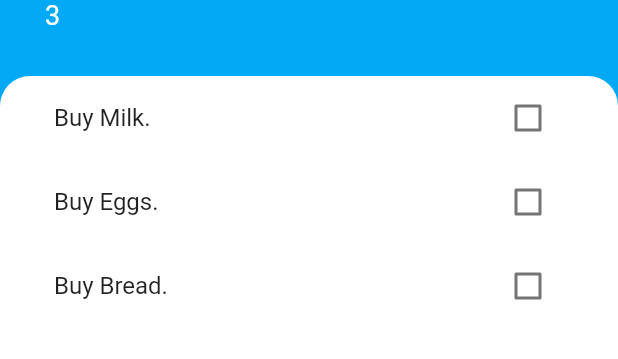
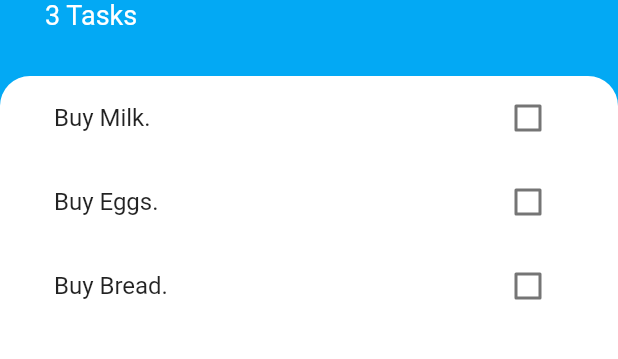
Before and after one commit to sklearn21/Todoey, a Flutter app: the screen it shows after launch, on a phone screen of 412 x 824 dp, the part 284-643 px from its top. Run offline on Flutter 3.47's test engine with Material 2 defaults, Android fonts, the phone set to English and light mode, and no system bars.

Commit message:
Added provider to read task.

```diff
--- a/lib/main.dart
+++ b/lib/main.dart
@@ -1,4 +1,6 @@
 import 'package:flutter/material.dart';
+import 'package:provider/provider.dart';
+import 'package:todoey/models/task_data.dart';
 import 'package:todoey/screens/tasks_screen.dart';
 
 void main() => runApp(MyApp());
@@ -6,8 +8,11 @@ void main() => runApp(MyApp());
 class MyApp extends StatelessWidget {
   @override
   Widget build(BuildContext context) {
-    return MaterialApp(
-      home: TasksScreen(),
+    return ChangeNotifierProvider(
+      builder: (context) => TaskData(),
+      child: MaterialApp(
+        home: TasksScreen(),
+      ),
     );
   }
 }
--- /dev/null
+++ b/lib/models/task_data.dart
@@ -0,0 +1,14 @@
+import 'package:flutter/cupertino.dart';
+import 'package:todoey/models/task.dart';
+
+class TaskData extends ChangeNotifier {
+  List<Task> tasks = [
+    Task(name: 'Buy Milk.'),
+    Task(name: 'Buy Eggs.'),
+    Task(name: 'Buy Bread.'),
+  ];
+
+  int get taskCount {
+    return tasks.length;
+  }
+}
--- a/lib/screens/tasks_screen.dart
+++ b/lib/screens/tasks_screen.dart
@@ -1,20 +1,10 @@
 import 'package:flutter/material.dart';
 import 'package:todoey/widgets/tasks_list.dart';
 import 'package:todoey/screens/add_task_screen.dart';
-import 'package:todoey/models/task.dart';
+import 'package:todoey/models/task_data.dart';
+import 'package:provider/provider.dart';
 
-class TasksScreen extends StatefulWidget {
-  @override
-  _TasksScreenState createState() => _TasksScreenState();
-}
-
-class _TasksScreenState extends State<TasksScreen> {
-  List<Task> tasks = [
-    Task(name: 'Buy Milk.'),
-    Task(name: 'Buy Eggs.'),
-    Task(name: 'Buy Bread.'),
-  ];
-
+class TasksScreen extends StatelessWidget {
   @override
   Widget build(BuildContext context) {
     return Scaffold(
@@ -25,9 +15,9 @@ class _TasksScreenState extends State<TasksScreen> {
               context: context,
               builder: (context) => AddTaskScreen(
                 (newTaskTitle) {
-                  setState(() {
-                    tasks.add(Task(name: newTaskTitle));
-                  });
+//                  setState(() {
+//                    tasks.add(Task(name: newTaskTitle));
+//                  });
                   Navigator.pop(context);
                 },
               ),
@@ -69,7 +59,7 @@ class _TasksScreenState extends State<TasksScreen> {
                   ),
                 ),
                 Text(
-                  '${tasks.length}',
+                  '${Provider.of<TaskData>(context).taskCount} Tasks',
                   style: TextStyle(
                     color: Colors.white,
                     fontSize: 18.0,
@@ -88,7 +78,7 @@ class _TasksScreenState extends State<TasksScreen> {
                   topRight: Radius.circular(20.0),
                 ),
               ),
-              child: TasksList(tasks),
+              child: TasksList(),
             ),
           ),
         ],
--- a/lib/widgets/tasks_list.dart
+++ b/lib/widgets/tasks_list.dart
@@ -1,29 +1,27 @@
 import 'package:flutter/material.dart';
+import 'package:todoey/models/task_data.dart';
 import 'package:todoey/widgets/task_tile.dart';
-import 'package:todoey/models/task.dart';
+import 'package:provider/provider.dart';
 
-class TasksList extends StatefulWidget {
-  final List<Task> tasks;
-  TasksList(this.tasks);
-  @override
-  _TasksListState createState() => _TasksListState();
-}
-
-class _TasksListState extends State<TasksList> {
+class TasksList extends StatelessWidget {
   @override
   Widget build(BuildContext context) {
-    return ListView.builder(
-      itemBuilder: (context, index) {
-        return TaskTile(
-            taskTitle: widget.tasks[index].name,
-            isChecked: widget.tasks[index].isDone,
-            checkboxCallback: (checkboxState) {
-              setState(() {
-                widget.tasks[index].toggleDone();
-              });
-            });
+    return Consumer<TaskData>(
+      builder: (context, taskData, child) {
+        return ListView.builder(
+          itemBuilder: (context, index) {
+            return TaskTile(
+                taskTitle: taskData.tasks[index].name,
+                isChecked: taskData.tasks[index].isDone,
+                checkboxCallback: (checkboxState) {
+//              setState(() {
+//                widget.tasks[index].toggleDone();
+//              });
+                });
+          },
+          itemCount: taskData.taskCount,
+        );
       },
-      itemCount: widget.tasks.length,
     );
   }
 }
--- a/pubspec.yaml
+++ b/pubspec.yaml
@@ -23,6 +23,7 @@ dependencies:
   # The following adds the Cupertino Icons font to your application.
   # Use with the CupertinoIcons class for iOS style icons.
   cupertino_icons: ^0.1.2
+  provider: ^3.0.0+1
 
 dev_dependencies:
   flutter_test:
```
Also changed, not shown: pubspec.lock.
